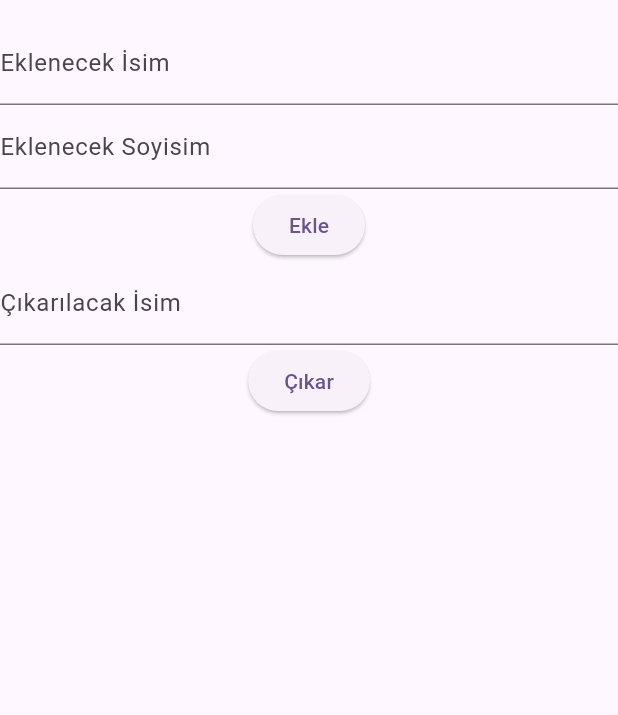
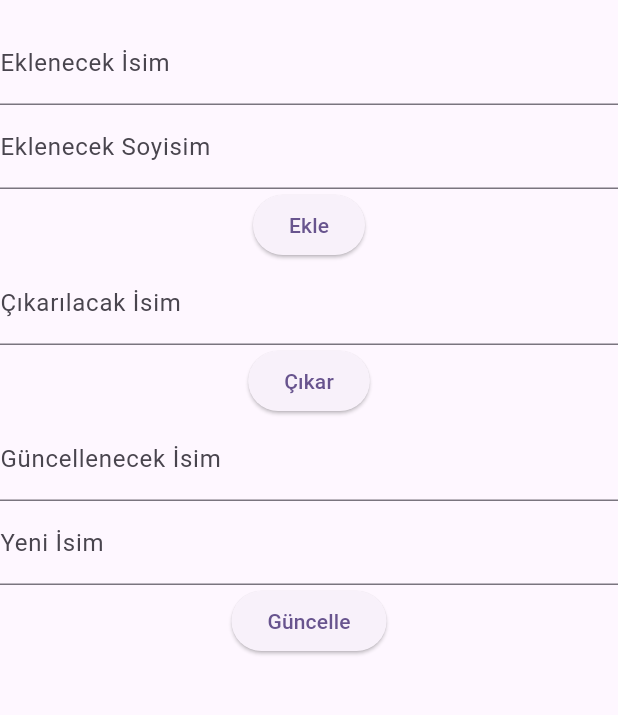
Before and after one commit to OneFamous/firebasetester, a Flutter app: the MyHomePage screen opened directly, after a tap on "Çıkar", on a phone screen of 412 x 824 dp, the part 63-778 px from its top. Run offline on Flutter 3.47's test engine with Material 3 defaults, Android fonts, the phone set to English and light mode, and no system bars; our stand-ins replace cloud_firestore, firebase_auth, firebase_core; accounts and stored records are empty.

Commit message:
"update" function has added.

```diff
--- a/lib/main.dart
+++ b/lib/main.dart
@@ -13,7 +13,7 @@ void main() async {
 }
 
 class MyApp extends StatelessWidget {
-  const MyApp({super.key});
+  const MyApp({Key? key});
 
   @override
   Widget build(BuildContext context) {
@@ -29,7 +29,7 @@ class MyApp extends StatelessWidget {
 }
 
 class MyHomePage extends StatefulWidget {
-  MyHomePage({super.key, required this.title});
+  MyHomePage({Key? key, required this.title});
 
   final String title;
 
@@ -43,56 +43,9 @@ class _MyHomePageState extends State<MyHomePage> {
   TextEditingController _surnameController = TextEditingController();
   TextEditingController _cikarController = TextEditingController();
 
-/*  TextEditingController _textFieldPopUp = TextEditingController();
-  String userInput = '';
+  TextEditingController _guncellenecekController = TextEditingController();
+  TextEditingController _yeniIsimController = TextEditingController();
 
-  void _clearInput() {
-    _textFieldPopUp.clear();
-    userInput = '';
-    setState(() {});
-  }
-
-  void _showInputDialog() {
-    showDialog(
-      context: context,
-      builder: (BuildContext context) {
-        return AlertDialog(
-          title: Text('Enter your input'),
-          content: TextField(
-            controller: _textFieldPopUp,
-            decoration: InputDecoration(hintText: 'Type something...'),
-          ),
-          actions: [
-            ElevatedButton(
-              onPressed: () {
-                Navigator.of(context)
-                    .pop(); // Kullanıcı girişi alındıktan sonra popup'ı kapat
-                // Girişi kullanmak için burada gerekli işlemleri yapabilirsiniz
-                userInput = _textFieldPopUp.text;
-                setState(() {});
-              },
-              child: Text('OK'),
-            ),
-            ElevatedButton(
-              onPressed: () {
-                Navigator.of(context)
-                    .pop(); // İptal butonuna basıldığında popup'ı kapat
-              },
-              child: Text('Cancel'),
-            ),
-            ElevatedButton(
-              onPressed: () {
-                _clearInput();
-                Navigator.of(context).pop();
-              },
-              child: Text('Clear'),
-            ),
-          ],
-        );
-      },
-    );
-  } */
-  //-------------------------------------------------------------------------
   @override
   Widget build(BuildContext context) {
     return Scaffold(
@@ -122,6 +75,19 @@ class _MyHomePageState extends State<MyHomePage> {
           ElevatedButton(
             onPressed: () => _deleteFromFirestore(_cikarController.text),
             child: Text('Çıkar'),
+          ),
+          TextField(
+            controller: _guncellenecekController,
+            decoration: InputDecoration(labelText: 'Güncellenecek İsim'),
+          ),
+          TextField(
+            controller: _yeniIsimController,
+            decoration: InputDecoration(labelText: 'Yeni İsim'),
+          ),
+          ElevatedButton(
+            onPressed: () => _updateFirestore(
+                _guncellenecekController.text, _yeniIsimController.text),
+            child: Text('Güncelle'),
           ),
           StreamBuilder<QuerySnapshot>(
             stream: _firestore
@@ -155,13 +121,13 @@ class _MyHomePageState extends State<MyHomePage> {
                   itemBuilder: (context, index) {
                     var documentData =
                         documents[index].data() as Map<String, dynamic>;
-                    var alanAdi = documentData['isim'];
+                    var isim = documentData['isim'];
                     var soyisim = documentData['soyisim'];
 
                     return Column(
                       children: [
                         ListTile(
-                          title: Text('Firebase Verisi: $alanAdi $soyisim'),
+                          title: Text('Firebase Verisi: $isim $soyisim'),
                         ),
                       ],
                     );
@@ -195,14 +161,6 @@ class _MyHomePageState extends State<MyHomePage> {
       QuerySnapshot querySnapshot =
           await _firestore.collection('koleksiyon').get();
 
-      /*QuerySnapshot querySnapshot = await _firestore
-          .collection('koleksiyon')
-          .where('isimLowerCase', isEqualTo: isim)
-          .get();
-          querySnapshot.docs.forEach((doc) {
-      doc.reference.delete();
-      });*/
-
       querySnapshot.docs.forEach((doc) {
         var documentData = doc.data() as Map<String, dynamic>;
         var belgeIsmi = documentData['isim'];
@@ -219,4 +177,26 @@ class _MyHomePageState extends State<MyHomePage> {
       print('Hata oluştu: $e');
     }
   }
+
+  void _updateFirestore(String oldName, String newName) async {
+    try {
+      QuerySnapshot querySnapshot =
+          await _firestore.collection('koleksiyon').get();
+
+      querySnapshot.docs.forEach((doc) {
+        var documentData = doc.data() as Map<String, dynamic>;
+        var belgeIsmi = documentData['isim'];
+
+        if (belgeIsmi.toString().toLowerCase() == oldName.toLowerCase()) {
+          doc.reference.update({'isim': newName});
+        }
+      });
+
+      // Clear the text fields after updating in Firestore
+      _guncellenecekController.clear();
+      _yeniIsimController.clear();
+    } catch (e) {
+      print('Hata oluştu: $e');
+    }
+  }
 }
```
